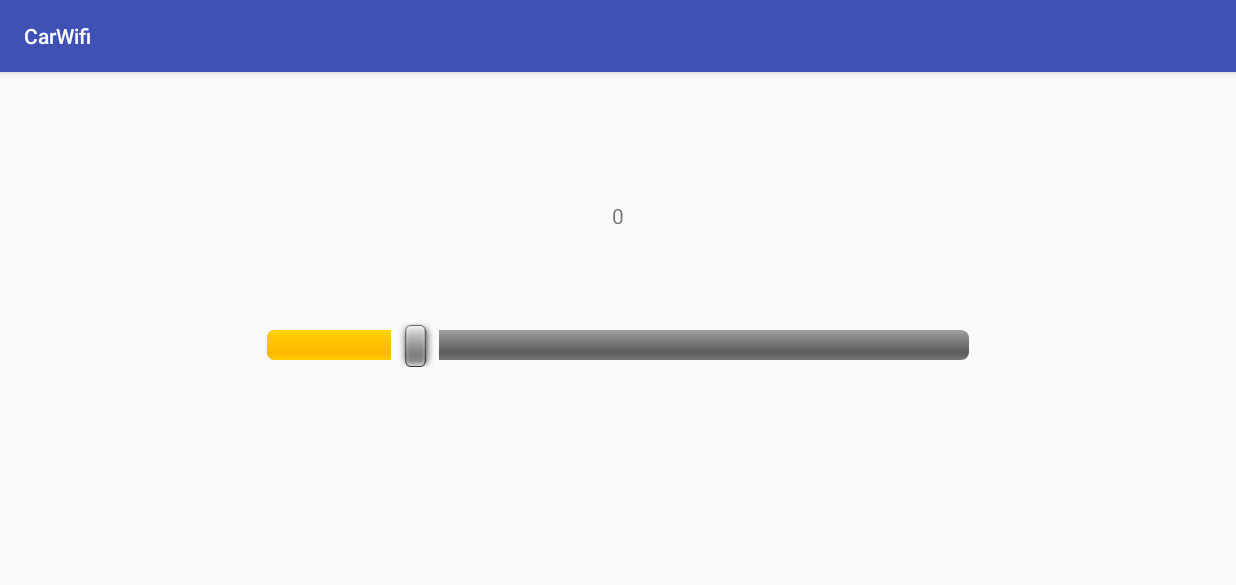
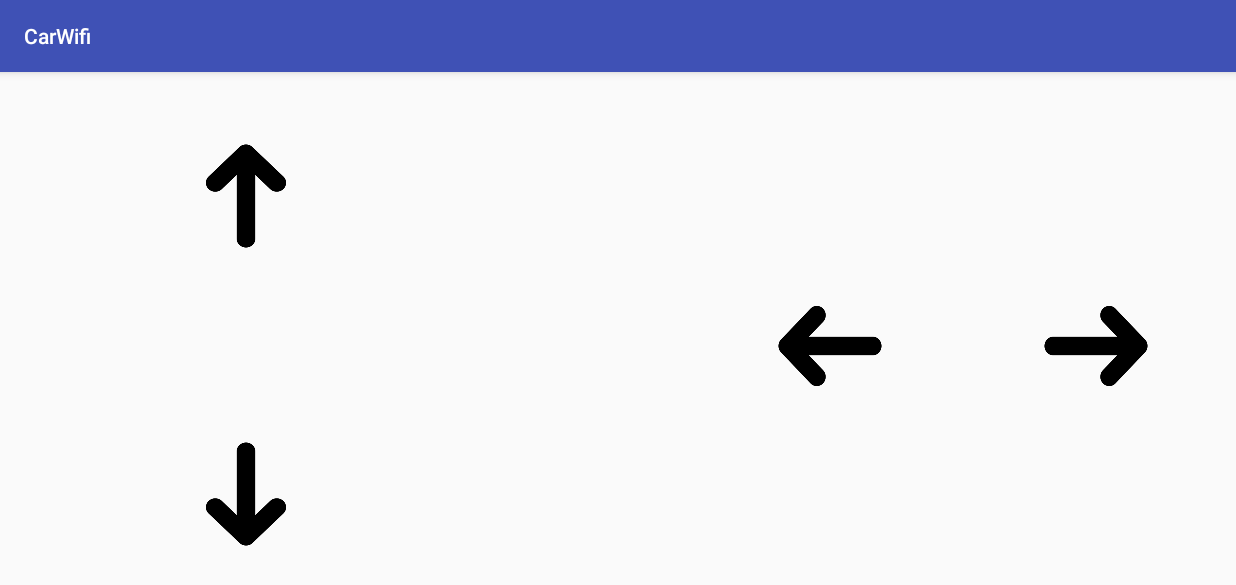
Before and after one commit to edumigsoft/CarWifi, an Android app: the screen it shows after launch (AppActivity), on a phone screen of 824 x 412 dp (held sideways). Shown: the top 585 px of the screen. Run offline under Robolectric (Android 15) with nearby library versions, the phone set to English and light mode, and no system bars; libraries missing offline, so code that uses them is left out: android.content, android.preference, com.github.kittinunf.fuel, java.lang, java.util.

Commit message:
Otimização da Visão 1.

```diff
--- a/app/src/main/java/com/edumigrafa/carwifi/AppActivity.kt
+++ b/app/src/main/java/com/edumigrafa/carwifi/AppActivity.kt
@@ -23,11 +23,11 @@ class AppActivity() : AppCompatActivity() {
         transaction.commit()
     }
 
-    override fun onResume() {
-        super.onResume()
-    }
+    //override fun onResume() {
+    //    super.onResume()
+    //}
 
-    override fun onPause() {
-        super.onPause()
-    }
+    //override fun onPause() {
+    //    super.onPause()
+    //}
 }
--- a/app/src/main/java/com/edumigrafa/carwifi/logic/Constants.kt
+++ b/app/src/main/java/com/edumigrafa/carwifi/logic/Constants.kt
@@ -10,6 +10,7 @@ val LIMITPOSITIVE_Y: Float = 1.2f
 val LIMIT_X_1: Float = 4.0f
 val LIMIT_X_2: Float = 8.0f
 val PIN_DIRECTION: String = "pin_direction"             //
+val PIN_DIRECTION_LEFT_RIGHT: String = "pin_left_right" //
 val PIN_DIRECTION_LEFT: String = "pin_left"             // 1
 val PIN_DIRECTION_RIGHT: String = "pin_right"           // 2
 val PIN_DIRECTION_BACK: String = "pin_back"             // 3
--- a/app/src/main/res/layout/fragment_view_one.xml
+++ b/app/src/main/res/layout/fragment_view_one.xml
@@ -7,27 +7,80 @@
 
     <!-- TODO: Update blank fragment layout -->
 
-    <SeekBar
-        android:id="@+id/seekBar"
-        style="@android:style/Widget.SeekBar"
-        android:layout_width="500dp"
-        android:layout_height="50dp"
-        android:max="5"
+    <ImageView
+        android:id="@+id/ivFront"
+        android:layout_width="100dp"
+        android:layout_height="100dp"
+        android:layout_marginBottom="8dp"
+        android:layout_marginEnd="8dp"
+        android:layout_marginLeft="8dp"
+        android:layout_marginRight="8dp"
+        android:layout_marginStart="8dp"
+        android:layout_marginTop="8dp"
+        android:contentDescription="@string/img_desc"
+        android:src="@drawable/arrow_up_c"
         app:layout_constraintBottom_toBottomOf="parent"
-        app:layout_constraintLeft_toLeftOf="parent"
-        app:layout_constraintRight_toRightOf="parent"
-        app:layout_constraintTop_toTopOf="parent" />
-
-    <TextView
-        android:id="@+id/textView"
-        android:layout_width="wrap_content"
-        android:layout_height="wrap_content"
-        android:text="TextView"
+        app:layout_constraintHorizontal_bias="0.15"
         app:layout_constraintLeft_toLeftOf="parent"
         app:layout_constraintRight_toRightOf="parent"
         app:layout_constraintTop_toTopOf="parent"
-        android:layout_marginTop="0dp"
+        app:layout_constraintVertical_bias="0.100000024" />
+
+    <ImageView
+        android:id="@+id/ivBack"
+        android:layout_width="100dp"
+        android:layout_height="100dp"
+        android:layout_marginBottom="8dp"
+        android:layout_marginEnd="8dp"
+        android:layout_marginLeft="8dp"
+        android:layout_marginRight="8dp"
+        android:layout_marginStart="8dp"
+        android:layout_marginTop="8dp"
+        android:contentDescription="@string/img_desc"
+        android:src="@drawable/arrow_down_c"
         app:layout_constraintBottom_toBottomOf="parent"
-        android:layout_marginBottom="0dp"
-        app:layout_constraintVertical_bias="0.25" />
+        app:layout_constraintHorizontal_bias="0.15"
+        app:layout_constraintLeft_toLeftOf="parent"
+        app:layout_constraintRight_toRightOf="parent"
+        app:layout_constraintTop_toTopOf="parent"
+        app:layout_constraintVertical_bias="0.9" />
+
+    <ImageView
+        android:id="@+id/ivRight"
+        android:layout_width="100dp"
+        android:layout_height="100dp"
+        android:layout_marginBottom="8dp"
+        android:layout_marginEnd="8dp"
+        android:layout_marginLeft="8dp"
+        android:layout_marginRight="8dp"
+        android:layout_marginStart="8dp"
+        android:layout_marginTop="8dp"
+        android:contentDescription="@string/img_desc"
+        android:src="@drawable/arrow_right_c"
+        app:layout_constraintBottom_toBottomOf="parent"
+        app:layout_constraintHorizontal_bias="0.95"
+        app:layout_constraintLeft_toLeftOf="parent"
+        app:layout_constraintRight_toRightOf="parent"
+        app:layout_constraintTop_toTopOf="parent"
+        app:layout_constraintVertical_bias="0.503" />
+
+    <ImageView
+        android:id="@+id/ivLeft"
+        android:layout_width="100dp"
+        android:layout_height="100dp"
+        android:layout_marginBottom="8dp"
+        android:layout_marginEnd="8dp"
+        android:layout_marginLeft="8dp"
+        android:layout_marginRight="8dp"
+        android:layout_marginStart="8dp"
+        android:layout_marginTop="8dp"
+        android:contentDescription="@string/img_desc"
+        android:src="@drawable/arrow_left_c"
+        app:layout_constraintBottom_toBottomOf="parent"
+        app:layout_constraintHorizontal_bias="0.7"
+        app:layout_constraintLeft_toLeftOf="parent"
+        app:layout_constraintRight_toRightOf="parent"
+        app:layout_constraintTop_toTopOf="parent"
+        app:layout_constraintVertical_bias="0.503" />
+
 </android.support.constraint.ConstraintLayout>
```
Also changed, not shown: app/src/main/java/com/edumigrafa/carwifi/logic/CarWiFi.kt (+14 -1 lines), app/src/main/java/com/edumigrafa/carwifi/views/OneViewFragment.kt (+61 -35 lines).
